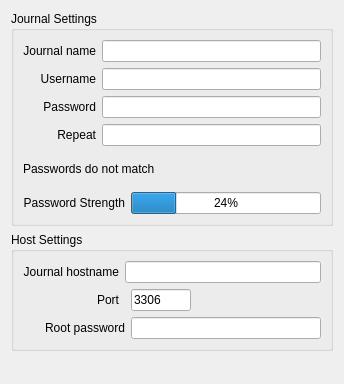
Before: the Qt Designer form ui/mysqljournalpage.ui in pwizard2/robojournal, drawn with Qt 5.
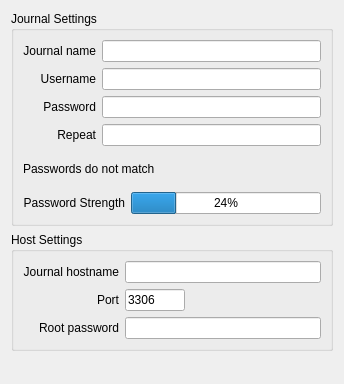
After: the same form once the commit is applied.

```diff
--- a/ui/mysqljournalpage.ui
+++ b/ui/mysqljournalpage.ui
@@ -166,7 +166,7 @@
         </property>
        </widget>
       </item>
-      <item row="0" column="1" colspan="2">
+      <item row="0" column="1">
        <widget class="QLineEdit" name="JournalHost"/>
       </item>
       <item row="1" column="0">
@@ -179,7 +179,7 @@
         </property>
        </widget>
       </item>
-      <item row="1" column="2">
+      <item row="1" column="1">
        <layout class="QHBoxLayout" name="horizontalLayout_2" stretch="0,0">
         <item>
          <widget class="QLineEdit" name="Port">
@@ -212,7 +212,7 @@
         </item>
        </layout>
       </item>
-      <item row="2" column="0" colspan="2">
+      <item row="2" column="0">
        <widget class="QLabel" name="label_8">
         <property name="text">
          <string>Root password</string>
@@ -222,7 +222,7 @@
         </property>
        </widget>
       </item>
-      <item row="2" column="2">
+      <item row="2" column="1">
        <widget class="QLineEdit" name="RootPassword">
         <property name="echoMode">
          <enum>QLineEdit::Password</enum>
```
